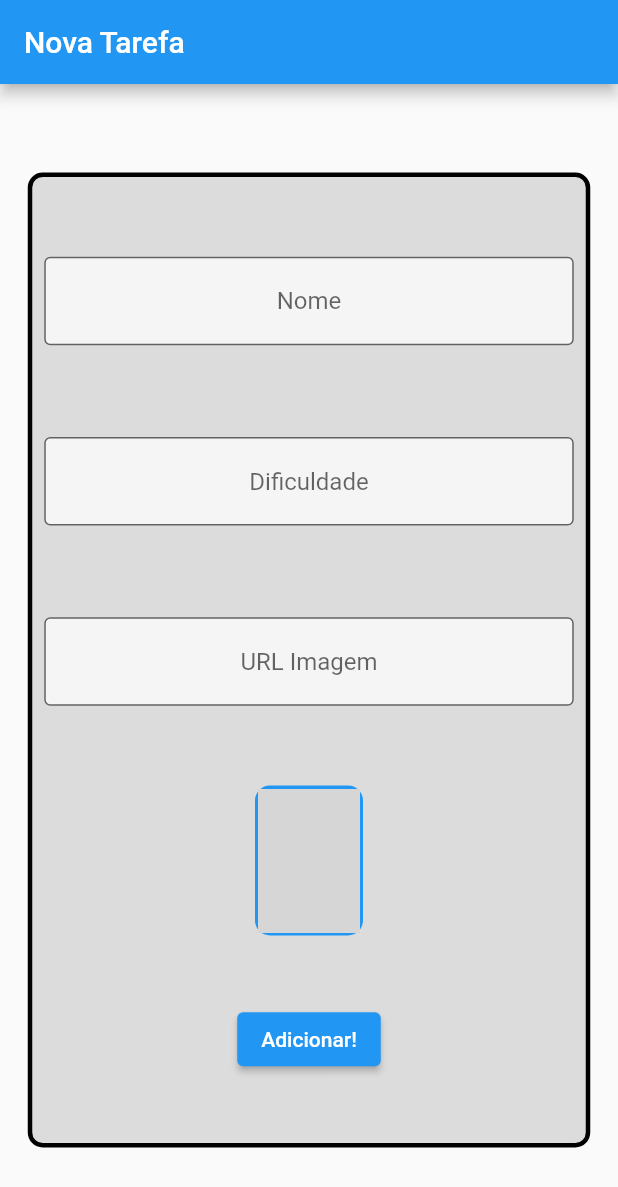
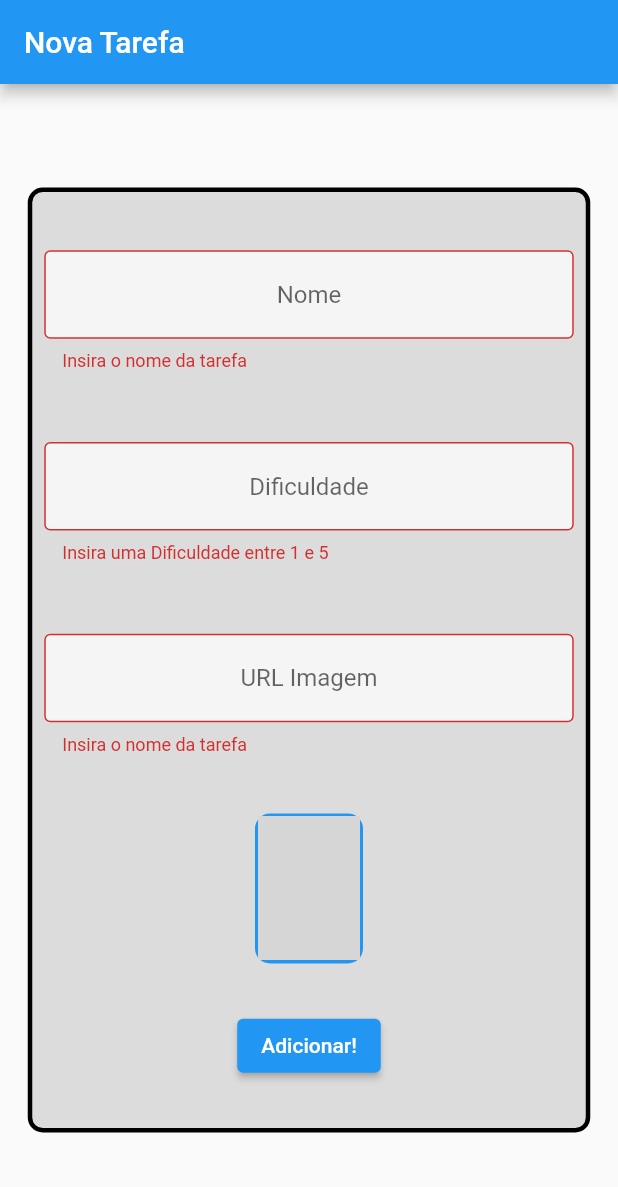
Before and after one commit to LeonardCarvalhoSouza/flutter_Alura_01, a Flutter app: the screen it shows after launch, after a tap on "Adicionar!", on a phone screen of 412 x 824 dp. Shown: the top 1187 px of the screen. Run offline on Flutter 3.47's test engine with Material 2 defaults, Android fonts, the phone set to English and light mode, and no system bars; network calls fail; grey boxes are pictures that could not be loaded.

Commit message:
melhorar na tela de formularios
Evitar o erro de Overflow com o SingleChildScrollView, Facilitar a experiência do usuário com o KeyBoardType, Impedir que informações vazias sejam enviadas pelo formulário com validator, Monitorar as validações com o widget Form, Mostrar ao usuário que a informação foi enviada com o Snackbar .

```diff
--- a/aula_alura_01/lib/screens/form_screen.dart
+++ b/aula_alura_01/lib/screens/form_screen.dart
@@ -12,15 +12,20 @@
   TextEditingController difficultyController = TextEditingController();
   TextEditingController urlController = TextEditingController();
 
+  final _formKey = GlobalKey<FormState>();
+
   @override
   Widget build(BuildContext context) {
-    return Scaffold(
+    return Form(
+      key: _formKey,
+      child: Scaffold(
         appBar: AppBar(
           title: const Text('Nova Tarefa'),
         ),
         body: Center(
+          child: SingleChildScrollView(
             child: Container(
-          height: 650,
+              height: 630,
               width: 375,
               decoration: BoxDecoration(
                 color: Colors.black12,
@@ -34,6 +39,12 @@
                   Padding(
                     padding: const EdgeInsets.all(8.0),
                     child: TextFormField(
+                      validator: (String? value) {
+                        if (value != null && value.isEmpty) {
+                          return 'Insira o nome da tarefa';
+                        }
+                        return null;
+                      },
                       controller: nameController,
                       textAlign: TextAlign.center,
                       decoration: const InputDecoration(
@@ -47,6 +58,15 @@
                   Padding(
                     padding: const EdgeInsets.all(8.0),
                     child: TextFormField(
+                      validator: (value) {
+                        if (value!.isEmpty ||
+                            int.parse(value) > 5 ||
+                            int.parse(value) < 1) {
+                          return 'Insira uma Dificuldade entre 1 e 5';
+                        }
+                        return null;
+                      },
+                      keyboardType: TextInputType.number,
                       controller: difficultyController,
                       textAlign: TextAlign.center,
                       decoration: const InputDecoration(
@@ -60,6 +80,13 @@
                   Padding(
                     padding: const EdgeInsets.all(8.0),
                     child: TextFormField(
+                      validator: (value) {
+                        if (value!.isEmpty) {
+                          return 'Insira o nome da tarefa';
+                        }
+                        return null;
+                      },
+                      keyboardType: TextInputType.url,
                       onChanged: (text) {
                         setState(() {});
                       },
@@ -99,7 +126,16 @@
                   ),
                   ElevatedButton(
                     onPressed: () {
+                      if (_formKey.currentState!.validate()) {
                         print(nameController.text);
+                        print(difficultyController.text);
+                        print(urlController.text);
+                        ScaffoldMessenger.of(context).showSnackBar(
+                          const SnackBar(
+                            content: Text('Printando Nova Tarefa'),
+                          ),
+                        );
+                      }
                     },
                     child: const Text('Adicionar!'),
                   )
@@ -107,6 +143,8 @@
               ),
             ),
           ),
+        ),
+      ),
     );
   }
 }
```
Lines whose indentation alone changed are shown as unchanged.
